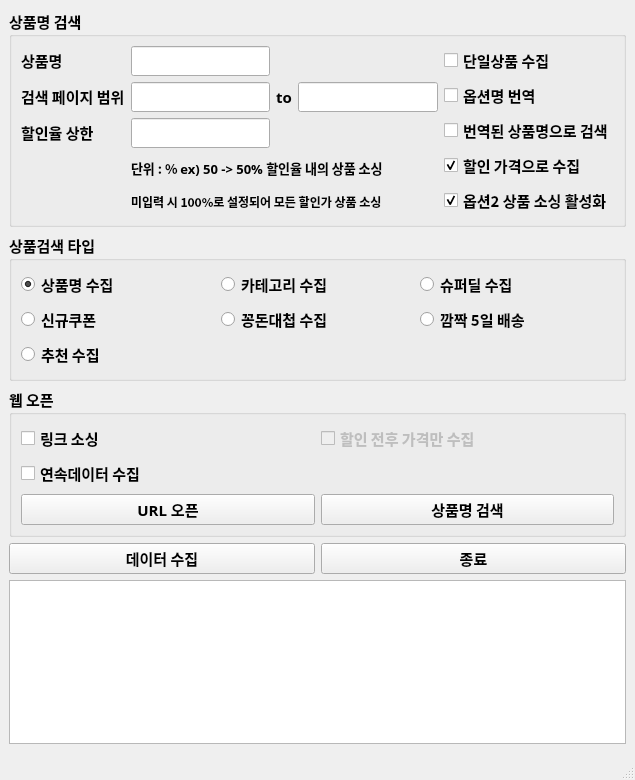
TomLee9903/TomLee9903, file AliExpressShoppingCrawller/driver/main_ui.ui: the form before one commit.
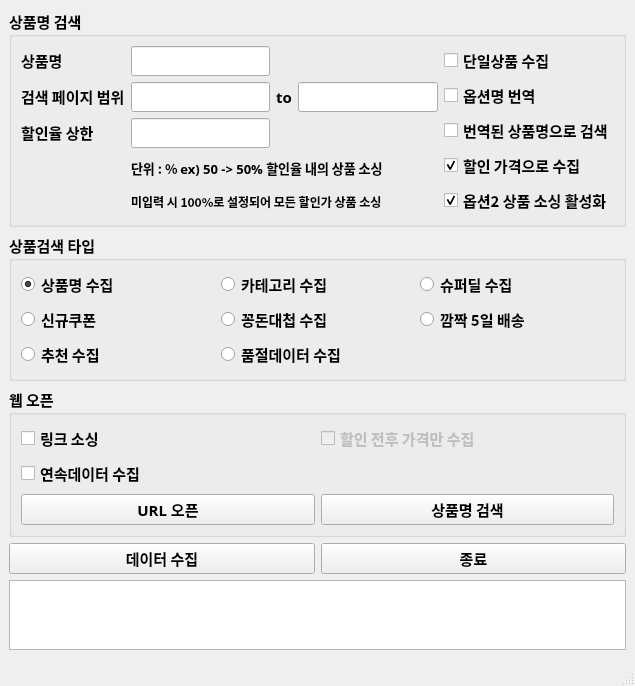
The form after the commit.

Commit message: [AliExpress] 품절데이터 수집 기능 추가

The edit to the form file:
```diff
--- a/AliExpressShoppingCrawller/driver/main_ui.ui
+++ b/AliExpressShoppingCrawller/driver/main_ui.ui
@@ -7,7 +7,7 @@
     <x>0</x>
     <y>0</y>
     <width>635</width>
-    <height>780</height>
+    <height>657</height>
    </rect>
   </property>
   <property name="font">
@@ -292,6 +292,13 @@
          </property>
         </widget>
        </item>
+       <item row="2" column="1">
+        <widget class="QRadioButton" name="soldout_radio">
+         <property name="text">
+          <string>품절데이터 수집</string>
+         </property>
+        </widget>
+       </item>
       </layout>
      </widget>
     </item>
```
Left out of the diff: 2 changed lines with no effect on the pictures. The commit also changes 1 other file.
